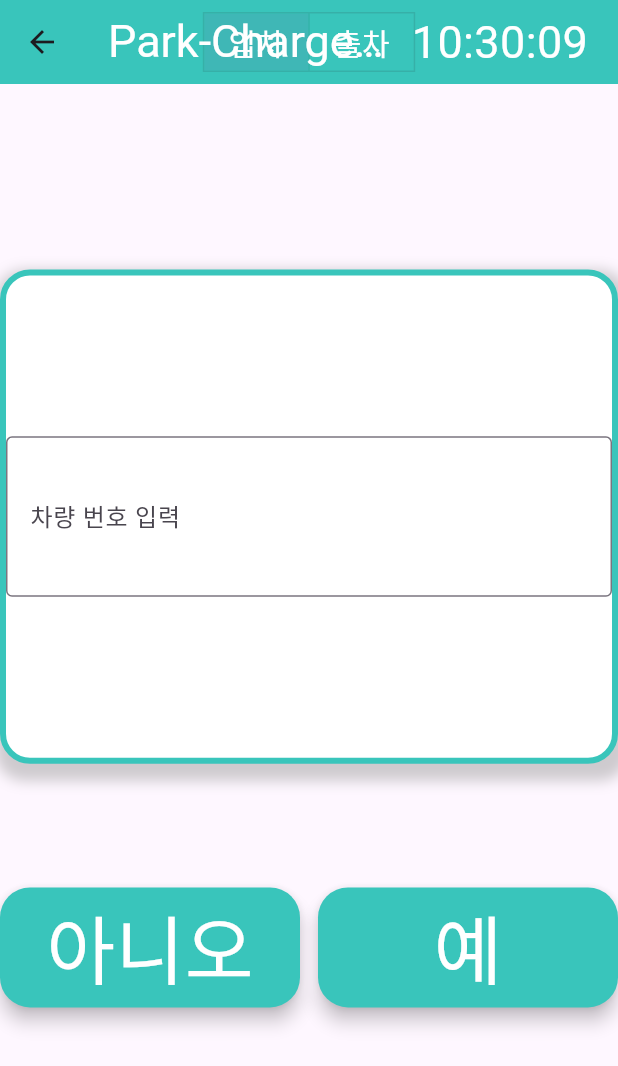
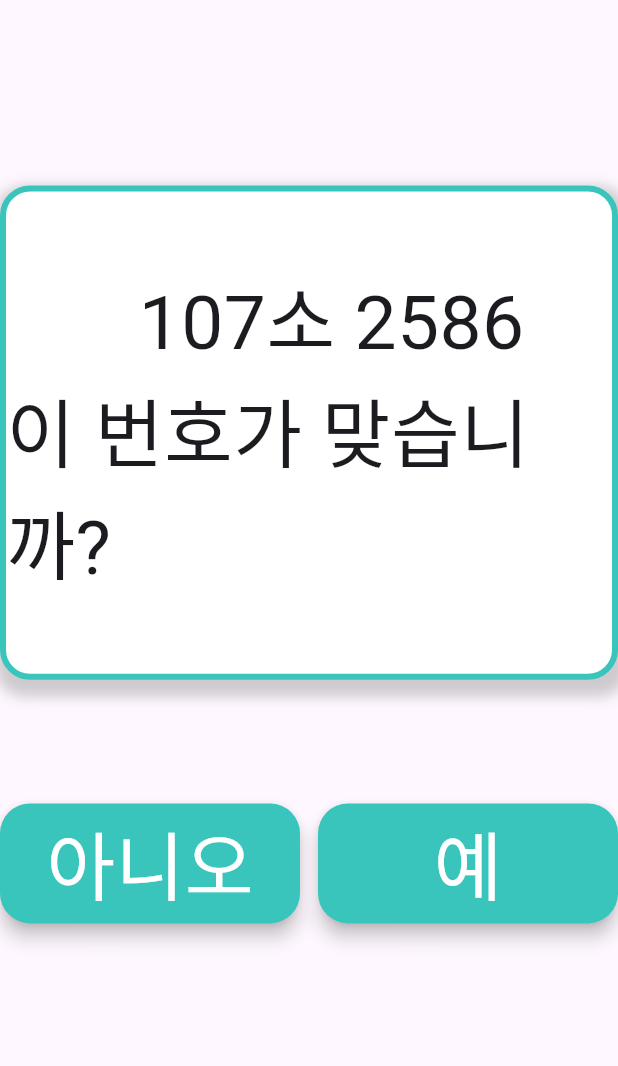
Before and after one commit to SPACE-AXE/pcg-pos-front, a Flutter app: the NumCheck widget shown alone on an empty page, opened directly, on a phone screen of 412 x 824 dp. Shown: the top 1066 px of the screen. Run offline on Flutter 3.47's test engine with Material 3 defaults, Android fonts, the light colour scheme and no system bars; missing offline and left inert: dart:ffi.

Commit message:
AppBar 위치 변경

```diff
--- a/lib/screens/numchkpage/widget/animation_container.dart
+++ b/lib/screens/numchkpage/widget/animation_container.dart
@@ -2,7 +2,6 @@ import 'package:flutter/material.dart';
 import 'package:flutter/services.dart';
 
 import 'package:pcg_pos/widget/MyElevatedBtn.dart';
-import 'package:pcg_pos/widget/app_bar.dart';
 
 class NumCheck extends StatefulWidget {
   final String title;
@@ -17,23 +16,10 @@ class NumCheck extends StatefulWidget {
 
 class _NumCheckState extends State<NumCheck> {
   bool _isExpanded = false;
-  bool _isEntry = true;
-
-  void _toggleEntryExit() {
-    setState(() {
-      _isEntry = !_isEntry;
-    });
-  }
 
   @override
   Widget build(BuildContext context) {
-    return Scaffold(
-        appBar: MyAppBar(
-          title: widget.title,
-          isEntry: _isEntry,
-          onToggle: _toggleEntryExit,
-        ),
-        body: Column(
+    return Column(
       crossAxisAlignment: CrossAxisAlignment.center,
       children: [
         SizedBox(
@@ -82,19 +68,19 @@ class _NumCheckState extends State<NumCheck> {
             MyElevatedBtn(
               text: "아니오",
               onPressed: () {
-                    Navigator.pushNamed(context, '/');
+                Navigator.pushReplacementNamed(context, '/');
               },
             ),
             MyElevatedBtn(
               text: "예",
               onPressed: () {
-                    Navigator.pushNamed(context, '/');
+                Navigator.pushReplacementNamed(context, '/');
               },
             )
           ],
         )
       ],
-        ));
+    );
   }
 
   void expandControl() {
@@ -130,12 +116,10 @@ class CarNumber extends StatelessWidget {
       ),
       height: MediaQuery.of(context).size.height * 0.40,
       child: const Center(
-        child: TextField(
+        child: Text(
+          "       107소 2586\n이 번호가 맞습니까?", //TODO: 하드코딩
           style: TextStyle(fontSize: 50),
-            decoration: InputDecoration(
-              border: OutlineInputBorder(),
-              labelText: '차량 번호 입력',
-            )),
+        ),
       ),
     );
   }
```
Also changed, not shown: lib/screens/numchkpage/number_check_page.dart (+20 -1 lines). Lines whose indentation alone changed are shown as unchanged.
